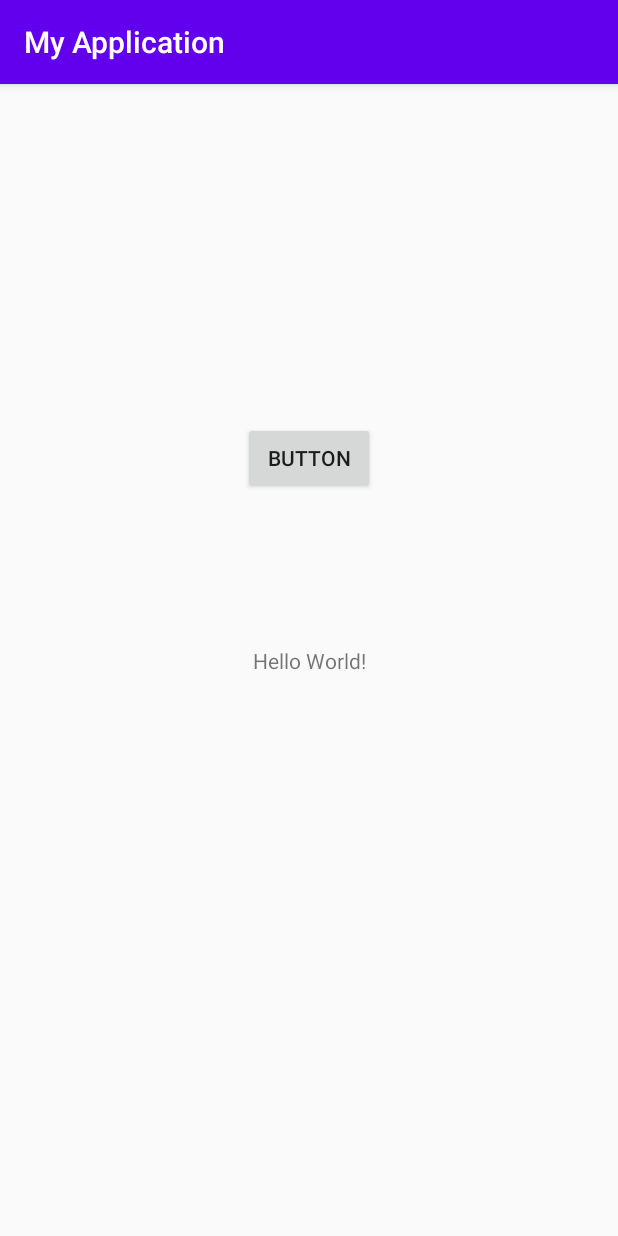
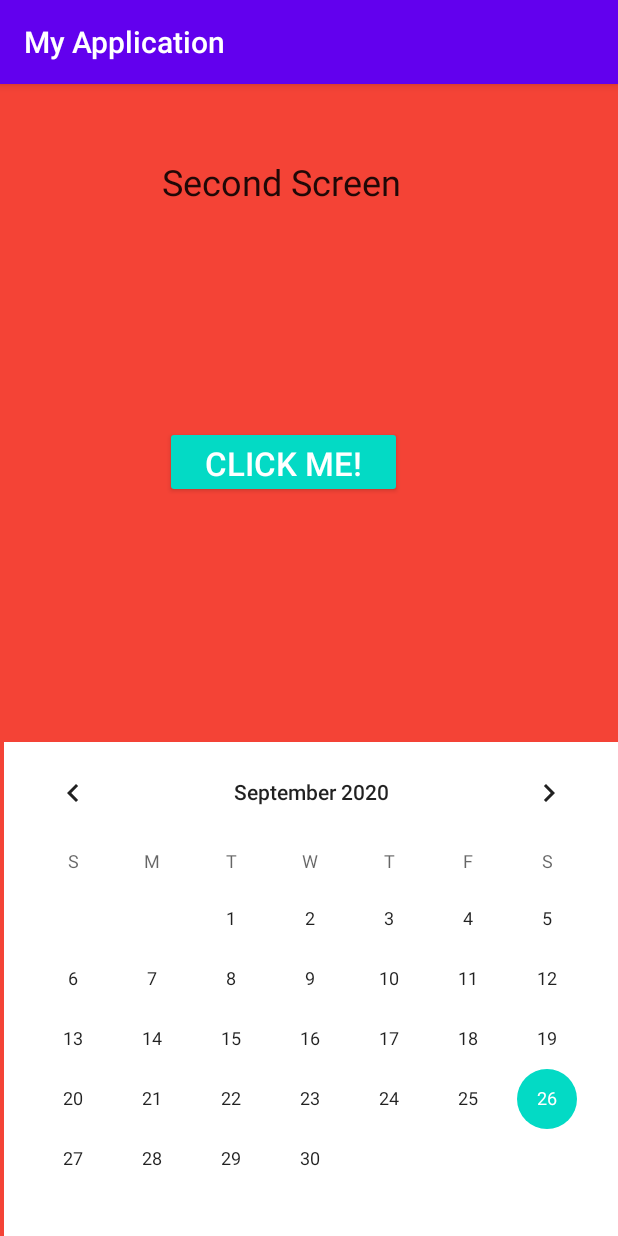
Before and after one commit to mateenqazi/MC-First-Assignment, an Android app: the screen it shows after launch (MainActivity), on a phone screen of 412 x 824 dp. Run offline under Robolectric (Android 15) with nearby library versions, the phone set to English and light mode, and no system bars.

Commit message:
First Second By BITF17A515

```diff
--- a/app/src/main/res/layout/activity_main.xml
+++ b/app/src/main/res/layout/activity_main.xml
@@ -4,27 +4,53 @@
     xmlns:tools="http://schemas.android.com/tools"
     android:layout_width="match_parent"
     android:layout_height="match_parent"
+    android:background="#F44336"
     tools:context=".MainActivity">
-
-    <TextView
-        android:id="@+id/textView"
-        android:layout_width="wrap_content"
-        android:layout_height="wrap_content"
-        android:text="Hello World!"
-        app:layout_constraintBottom_toBottomOf="parent"
-        app:layout_constraintLeft_toLeftOf="parent"
-        app:layout_constraintRight_toRightOf="parent"
-        app:layout_constraintTop_toTopOf="parent" />
 
     <Button
         android:id="@+id/button"
-        android:layout_width="wrap_content"
-        android:layout_height="wrap_content"
-        android:layout_marginTop="124dp"
-        android:text="Button"
-        app:layout_constraintBottom_toTopOf="@+id/textView"
+        style="@style/Widget.AppCompat.Button.Colored"
+        android:layout_width="158dp"
+        android:layout_height="48dp"
+        android:layout_marginTop="228dp"
+        android:text="Click Me!"
+        android:textColorHighlight="#FD0707"
+        android:textColorLink="@android:color/background_dark"
+        android:textSize="22sp"
         app:layout_constraintEnd_toEndOf="parent"
+        app:layout_constraintHorizontal_bias="0.434"
         app:layout_constraintStart_toStartOf="parent"
         app:layout_constraintTop_toTopOf="parent" />
 
+    <TextView
+        android:id="@+id/textView2"
+        android:layout_width="212dp"
+        android:layout_height="61dp"
+        android:layout_marginStart="8dp"
+        android:layout_marginLeft="8dp"
+        android:layout_marginBottom="132dp"
+        android:gravity="center"
+        android:text="Second Screen"
+        android:textAppearance="@style/TextAppearance.AppCompat.Large"
+        android:textSize="24sp"
+        android:typeface="normal"
+        app:layout_constraintBottom_toTopOf="@+id/button"
+        app:layout_constraintEnd_toEndOf="parent"
+        app:layout_constraintHorizontal_bias="0.382"
+        app:layout_constraintStart_toStartOf="parent"
+        app:layout_constraintTop_toTopOf="parent"
+        app:layout_constraintVertical_bias="1.0" />
+
+    <CalendarView
+        android:id="@+id/calendarView"
+        android:layout_width="409dp"
+        android:layout_height="329dp"
+        android:background="#ffffff"
+        app:layout_constraintBottom_toBottomOf="parent"
+        app:layout_constraintEnd_toEndOf="parent"
+        app:layout_constraintHorizontal_bias="1.0"
+        app:layout_constraintStart_toStartOf="parent"
+        app:layout_constraintTop_toBottomOf="@+id/button"
+        app:layout_constraintVertical_bias="1.0" />
+
 </androidx.constraintlayout.widget.ConstraintLayout>
```
